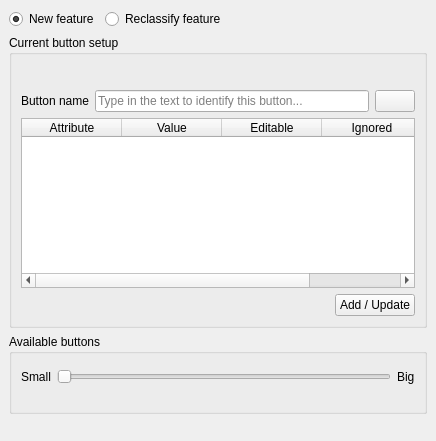
Qt form gui/ProductionTools/Toolboxes/FieldToolBox/customFeatureTool.ui (dsgoficial/DsgTools) before a commit.
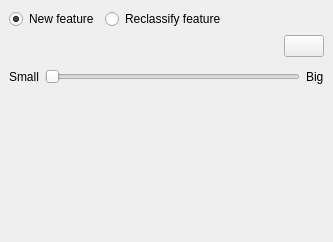
The same form after that commit. Icons and pictures are not drawn. Custom widgets are drawn as their Qt base class.

Commit message: new interface prototype separating config from usage

Patch:
```diff
--- a/gui/ProductionTools/Toolboxes/FieldToolBox/customFeatureTool.ui
+++ b/gui/ProductionTools/Toolboxes/FieldToolBox/customFeatureTool.ui
@@ -6,16 +6,16 @@
    <rect>
     <x>0</x>
     <y>0</y>
-    <width>436</width>
-    <height>441</height>
+    <width>333</width>
+    <height>242</height>
    </rect>
   </property>
   <property name="windowTitle">
    <string>DSGTools: Custom Feature Setup Toolbox</string>
   </property>
   <widget class="QWidget" name="dockWidgetContents">
-   <layout class="QGridLayout" name="gridLayout_2">
-    <item row="0" column="0">
+   <layout class="QVBoxLayout" name="verticalLayout">
+    <item>
      <layout class="QHBoxLayout" name="horizontalLayout">
       <item>
        <widget class="QRadioButton" name="newRadioButton">
@@ -49,26 +49,7 @@
       </item>
      </layout>
     </item>
-    <item row="4" column="0">
-     <spacer name="verticalSpacer">
-      <property name="orientation">
-       <enum>Qt::Vertical</enum>
-      </property>
-      <property name="sizeHint" stdset="0">
-       <size>
-        <width>20</width>
-        <height>40</height>
-       </size>
-      </property>
-     </spacer>
-    </item>
-    <item row="1" column="0">
-     <widget class="QgsCollapsibleGroupBox" name="setupGroupBox">
-      <property name="title">
-       <string>Current button setup</string>
-      </property>
-      <layout class="QGridLayout" name="gridLayout">
-       <item row="0" column="0">
+    <item>
         <layout class="QHBoxLayout" name="horizontalLayout_4">
          <item>
           <widget class="DsgCustomComboBox" name="layersComboBox" native="true">
@@ -93,30 +74,6 @@
            </property>
           </spacer>
          </item>
-        </layout>
-       </item>
-       <item row="1" column="0">
-        <layout class="QHBoxLayout" name="horizontalLayout_2">
-         <item>
-          <widget class="QLabel" name="label">
-           <property name="text">
-            <string>Button name</string>
-           </property>
-          </widget>
-         </item>
-         <item>
-          <widget class="QLineEdit" name="buttonNameLineEdit">
-           <property name="sizePolicy">
-            <sizepolicy hsizetype="MinimumExpanding" vsizetype="Minimum">
-             <horstretch>0</horstretch>
-             <verstretch>0</verstretch>
-            </sizepolicy>
-           </property>
-           <property name="placeholderText">
-            <string>Type in the text to identify this button...</string>
-           </property>
-          </widget>
-         </item>
          <item>
           <widget class="QPushButton" name="buttonPropsPushButton">
            <property name="toolTip">
@@ -133,76 +90,10 @@
          </item>
         </layout>
        </item>
-       <item row="2" column="0">
-        <widget class="QTableWidget" name="attributeTableWidget">
-         <property name="enabled">
-          <bool>true</bool>
-         </property>
-         <column>
-          <property name="text">
-           <string>Attribute</string>
-          </property>
-         </column>
-         <column>
-          <property name="text">
-           <string>Value</string>
-          </property>
-         </column>
-         <column>
-          <property name="text">
-           <string>Editable</string>
-          </property>
-         </column>
-         <column>
-          <property name="text">
-           <string>Ignored</string>
-          </property>
-         </column>
-        </widget>
-       </item>
-       <item row="3" column="0">
-        <layout class="QHBoxLayout" name="horizontalLayout_3">
          <item>
-          <spacer name="horizontalSpacer">
-           <property name="orientation">
-            <enum>Qt::Horizontal</enum>
-           </property>
-           <property name="sizeHint" stdset="0">
-            <size>
-             <width>40</width>
-             <height>20</height>
-            </size>
-           </property>
-          </spacer>
+     <widget class="OrderedTableWidget" name="orderedTableWidget" native="true"/>
          </item>
          <item>
-          <widget class="QPushButton" name="addUpdatePushButton">
-           <property name="maximumSize">
-            <size>
-             <width>16777215</width>
-             <height>16777215</height>
-            </size>
-           </property>
-           <property name="layoutDirection">
-            <enum>Qt::RightToLeft</enum>
-           </property>
-           <property name="text">
-            <string>Add / Update</string>
-           </property>
-          </widget>
-         </item>
-        </layout>
-       </item>
-      </layout>
-     </widget>
-    </item>
-    <item row="3" column="0">
-     <widget class="QgsCollapsibleGroupBox" name="buttonGroupBox">
-      <property name="title">
-       <string>Available buttons</string>
-      </property>
-      <layout class="QGridLayout" name="gridLayout_3">
-       <item row="1" column="0">
         <layout class="QHBoxLayout" name="horizontalLayout_5">
          <item>
           <widget class="QLabel" name="label_6">
@@ -242,35 +133,29 @@
          </item>
         </layout>
        </item>
-       <item row="0" column="0">
-        <widget class="OrderedTableWidget" name="orderedTableWidget" native="true"/>
-       </item>
-       <item row="2" column="0">
-        <spacer name="verticalSpacer_2">
+    <item>
+     <spacer name="verticalSpacer">
          <property name="orientation">
           <enum>Qt::Vertical</enum>
          </property>
          <property name="sizeHint" stdset="0">
           <size>
            <width>20</width>
-           <height>40</height>
+        <height>80</height>
           </size>
          </property>
         </spacer>
        </item>
       </layout>
-     </widget>
-    </item>
-   </layout>
+   <zorder>layoutWidget</zorder>
+   <zorder>buttonComboBox</zorder>
+   <zorder>orderedTableWidget</zorder>
+   <zorder>verticalSpacer</zorder>
+   <zorder>layoutWidget_3</zorder>
+   <zorder>layoutWidget_2</zorder>
   </widget>
  </widget>
  <customwidgets>
-  <customwidget>
-   <class>QgsCollapsibleGroupBox</class>
-   <extends>QGroupBox</extends>
-   <header>qgscollapsiblegroupbox.h</header>
-   <container>1</container>
-  </customwidget>
   <customwidget>
    <class>DsgCustomComboBox</class>
    <extends>QWidget</extends>
```
Left out of the diff: 5 changed lines with no effect on the pictures. Lines whose indentation alone changed are shown as unchanged. The commit also changes 2 other files.
